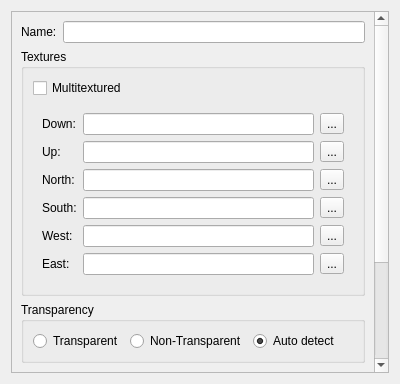
First picture: the form in ui/Block.ui, repository TobiasRohner/McModder_v5, before the edit.
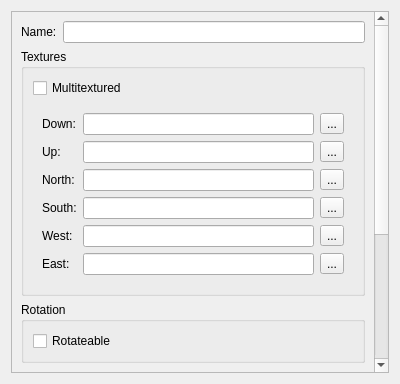
Second picture: the form after the edit.

Commit message: Implemented rotation Attributes for multitextured Blocks

Patch:
```diff
--- a/ui/Block.ui
+++ b/ui/Block.ui
@@ -23,9 +23,9 @@
       <property name="geometry">
        <rect>
         <x>0</x>
-        <y>0</y>
+        <y>-53</y>
         <width>363</width>
-        <height>490</height>
+        <height>546</height>
        </rect>
       </property>
       <layout class="QVBoxLayout" name="verticalLayout_3">
@@ -227,6 +227,22 @@
          </layout>
         </widget>
        </item>
+       <item>
+        <widget class="QGroupBox" name="groupBox_4">
+         <property name="title">
+          <string>Rotation</string>
+         </property>
+         <layout class="QHBoxLayout" name="horizontalLayout_9">
+          <item>
+           <widget class="QCheckBox" name="rotateableInput">
+            <property name="text">
+             <string>Rotateable</string>
+            </property>
+           </widget>
+          </item>
+         </layout>
+        </widget>
+       </item>
        <item>
         <widget class="QGroupBox" name="groupBox_2">
          <property name="title">
```
The commit also changes 28 other files.
